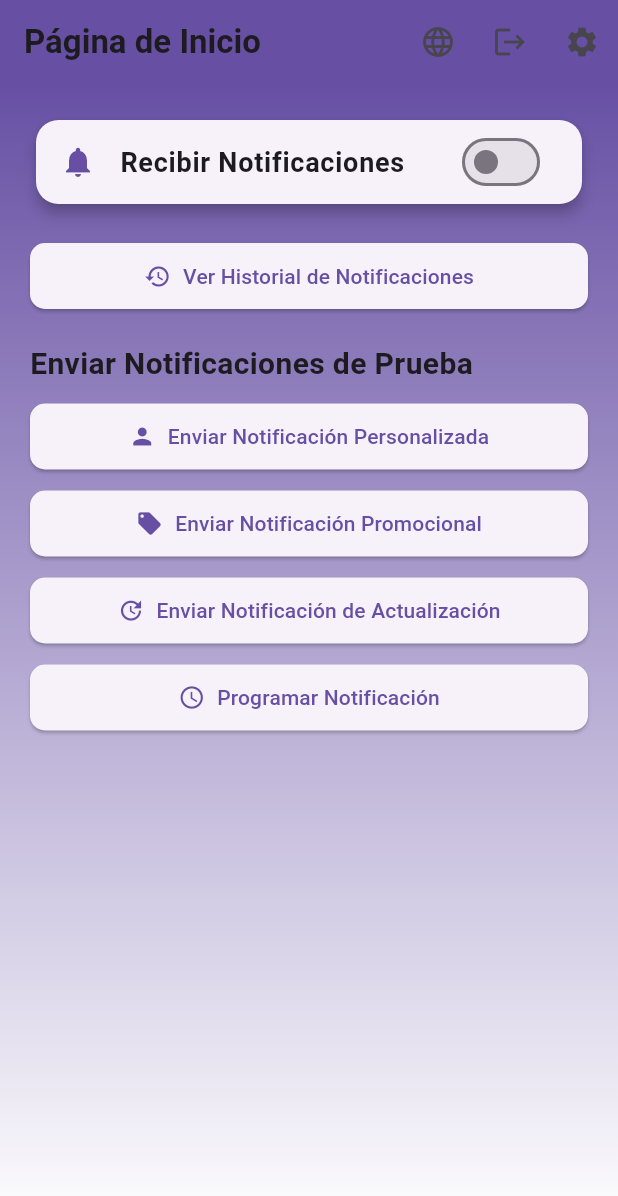
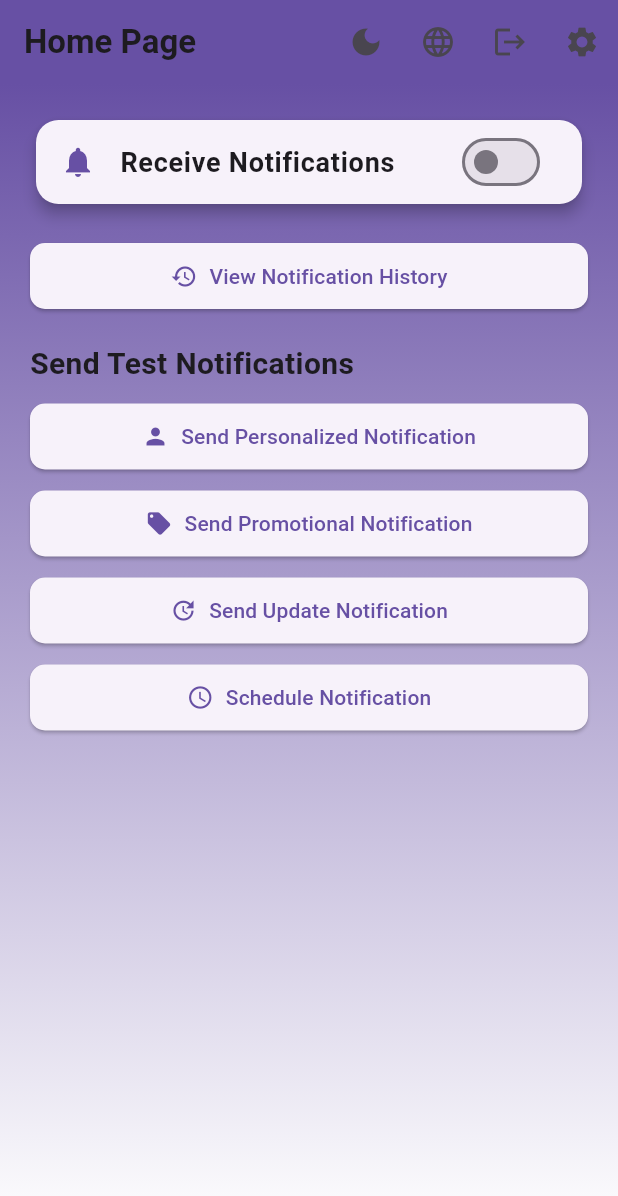
Before and after one commit to Bprathmesh/Notif-swift, a Flutter app: the screen it shows once a user with an empty profile is signed in, on a phone screen of 412 x 824 dp. Shown: the top 1196 px of the screen. Run offline on Flutter 3.47's test engine with Material 3 defaults, Android fonts, the phone set to English and light mode, and no system bars; our stand-ins replace cloud_firestore, cloud_functions, firebase_auth, firebase_core, firebase_messaging, flutter_local_notifications and 3 more; accounts and stored records are empty; network calls fail.

Commit message:
Added Provider and dark theme

```diff
--- a/lib/l10n/intl_en.arb
+++ b/lib/l10n/intl_en.arb
@@ -30,6 +30,7 @@
   "noBody": "No body",
   "noNotifications": "No notifications",
   "notificationHistoryPage": "Notification History",
+  "changeTheme": "Change Theme",
   "sent": "Sent: {format}",
   "@sent": {
     "placeholders": {
--- a/lib/l10n/intl_es.arb
+++ b/lib/l10n/intl_es.arb
@@ -30,6 +30,7 @@
   "noBody": "Sin cuerpo",
   "noNotifications": "Sin notificaciones",
   "notificationHistoryPage": "Historial de Notificaciones",
+  "changeTheme": "Cambiar Tema",
   "sent": "Enviado: {format}",
   "@sent": {
     "placeholders": {
--- a/lib/main.dart
+++ b/lib/main.dart
@@ -10,12 +10,19 @@ import 'pages/wrapper.dart';
 import 'package:firebase_core/firebase_core.dart';
 import 'services/notification_service.dart';
 import 'phoenix.dart';
+import 'package:provider/provider.dart';
+import 'package:mypushnotifications/providers/theme_provider.dart';
 
 void main() async {
   WidgetsFlutterBinding.ensureInitialized();
   await Firebase.initializeApp();
   await NotificationService().init();
-  runApp(Phoenix(child: MyApp()));
+  runApp(
+    ChangeNotifierProvider(
+      create: (_) => ThemeProvider(),
+      child: const Phoenix(child: MyApp()),
+    ),
+  );
 }
 
 class MyApp extends StatelessWidget {
@@ -23,11 +30,13 @@ class MyApp extends StatelessWidget {
 
   @override
   Widget build(BuildContext context) {
+    return Consumer<ThemeProvider>(
+      builder: (context, themeProvider, child) {
         return MaterialApp(
           title: 'Notification App',
-      theme: ThemeData(
-        primarySwatch: Colors.blue,
-      ),
+          theme: themeProvider.lightTheme,
+          darkTheme: themeProvider.darkTheme,
+          themeMode: themeProvider.isDarkMode ? ThemeMode.dark : ThemeMode.light,
           localizationsDelegates: const [
             S.delegate,
             GlobalMaterialLocalizations.delegate,
@@ -35,15 +44,17 @@ class MyApp extends StatelessWidget {
             GlobalCupertinoLocalizations.delegate,
           ],
           supportedLocales: S.delegate.supportedLocales,
-      locale: const Locale('es'),
+          locale: const Locale('en'),
           initialRoute: '/',
           routes: {
-        '/': (context) => Wrapper(),
-        '/home': (context) => HomePage(),
-        '/sign_in': (context) => SignInPage(),
-        '/register': (context) => RegisterPage(),
+            '/': (context) => const Wrapper(),
+            '/home': (context) => const HomePage(),
+            '/sign_in': (context) => const SignInPage(),
+            '/register': (context) => const RegisterPage(),
             '/notification_history': (context) => NotificationHistoryPage(),
-        '/preferences': (context) => PreferencesPage(),
+            '/preferences': (context) => const PreferencesPage(),
+          },
+        );
       },
     );
   }
--- a/lib/pages/home_page.dart
+++ b/lib/pages/home_page.dart
@@ -9,6 +9,8 @@ import 'package:mypushnotifications/services/firebase_service.dart';
 import 'package:flutter_staggered_animations/flutter_staggered_animations.dart';
 import 'package:mypushnotifications/generated/l10n.dart';
 import '../phoenix.dart';
+import 'package:provider/provider.dart';
+import 'package:mypushnotifications/providers/theme_provider.dart';
 
 class HomePage extends StatefulWidget {
   const HomePage({super.key});
@@ -55,13 +57,18 @@ class _HomePageState extends State<HomePage> with SingleTickerProviderStateMixin
     Phoenix.rebirth(context);
   }
 
+  void _toggleTheme() {
+    final themeProvider = Provider.of<ThemeProvider>(context, listen: false);
+    themeProvider.toggleTheme();
+  }
+
   Future<void> _initializeNotifications() async {
   try {
     await _notificationService.init();
     String? userId = _authService.getCurrentUser()?.uid;
     if (userId != null) {
       DocumentSnapshot userDoc = await _firestore.collection('users').doc(userId).get();
-        if (userDoc.exists) {
+      if (userDoc.exists && mounted) {  // Add a check for mounted here
         setState(() {
           _receiveNotifications = userDoc.get('receiveNotifications') ?? false;
         });
@@ -69,7 +76,11 @@ class _HomePageState extends State<HomePage> with SingleTickerProviderStateMixin
     }
   } catch (e) {
     print('Error initializing notifications: $e');
-      _showSnackBar(S.of(context).errorInitializingNotifications);
+    if (mounted) {  // Add a check for mounted here as well
+      ScaffoldMessenger.of(context).showSnackBar(
+        SnackBar(content: Text(S.of(context).errorInitializingNotifications)),
+      );
+    }
   }
 }
 
@@ -165,10 +176,17 @@ class _HomePageState extends State<HomePage> with SingleTickerProviderStateMixin
 
   @override
   Widget build(BuildContext context) {
+    final themeProvider = Provider.of<ThemeProvider>(context);
+
     return Scaffold(
       appBar: AppBar(
         title: Text(S.of(context).homePage, style: const TextStyle(fontWeight: FontWeight.bold)),
         actions: [
+          IconButton(
+            icon: Icon(themeProvider.isDarkMode ? Icons.light_mode : Icons.dark_mode),
+            onPressed: _toggleTheme,
+            tooltip: S.of(context).changeTheme,
+          ),
           IconButton(
             icon: const Icon(Icons.language),
             onPressed: _toggleLanguage,
@@ -195,7 +213,10 @@ class _HomePageState extends State<HomePage> with SingleTickerProviderStateMixin
             gradient: LinearGradient(
               begin: Alignment.topCenter,
               end: Alignment.bottomCenter,
-              colors: [Theme.of(context).primaryColor, Colors.white],
+              colors: [
+                Theme.of(context).primaryColor,
+                themeProvider.isDarkMode ? Colors.black : Colors.white,
+              ],
             ),
           ),
           child: AnimationLimiter(
@@ -266,6 +287,7 @@ class _HomePageState extends State<HomePage> with SingleTickerProviderStateMixin
       ),
     );
   }
+
   Widget _buildNotificationButton(String text, IconData icon, VoidCallback onPressed) {
     return ElevatedButton.icon(
       icon: Icon(icon),
--- a/lib/pages/sign_in_page.dart
+++ b/lib/pages/sign_in_page.dart
@@ -110,7 +110,7 @@ class _SignInPageState extends State<SignInPage> {
               style: TextButton.styleFrom(
                 foregroundColor: const Color.fromARGB(255, 177, 68, 255),
               ),
-              child: Text('Create an account'),
+              child: const Text('Create an account'),
             ),
           ],
         ),
--- a/lib/pages/wrapper.dart
+++ b/lib/pages/wrapper.dart
@@ -2,6 +2,8 @@ import 'package:flutter/material.dart';
 import 'package:firebase_auth/firebase_auth.dart';
 import 'package:mypushnotifications/pages/home_page.dart';
 import 'package:mypushnotifications/pages/sign_in_page.dart';
+import 'package:provider/provider.dart';
+import 'package:mypushnotifications/providers/theme_provider.dart';
 
 class Wrapper extends StatelessWidget {
   const Wrapper({super.key});
@@ -9,20 +11,27 @@ class Wrapper extends StatelessWidget {
   @override
   Widget build(BuildContext context) {
     final FirebaseAuth auth = FirebaseAuth.instance;
+    final themeProvider = Provider.of<ThemeProvider>(context);
 
     return StreamBuilder<User?>(
       stream: auth.authStateChanges(),
       builder: (context, snapshot) {
         if (snapshot.connectionState == ConnectionState.waiting) {
-          return const Scaffold(
-            body: Center(child: CircularProgressIndicator()),
+          return Scaffold(
+            body: Center(
+              child: CircularProgressIndicator(
+                valueColor: AlwaysStoppedAnimation<Color>(
+                  themeProvider.isDarkMode ? Colors.white : Colors.blue,
+                ),
+              ),
+            ),
           );
         }
 
         if (snapshot.hasData) {
-          return HomePage();
+          return const HomePage();
         } else {
-          return SignInPage();
+          return const SignInPage();
         }
       },
     );
--- /dev/null
+++ b/lib/providers/theme_provider.dart
@@ -0,0 +1,43 @@
+import 'package:flutter/material.dart';
+import 'package:shared_preferences/shared_preferences.dart';
+
+class ThemeProvider with ChangeNotifier {
+  bool _isDarkMode = false;
+
+  bool get isDarkMode => _isDarkMode;
+
+  ThemeProvider() {
+    _loadThemePreference();
+  }
+
+  void toggleTheme() {
+    _isDarkMode = !_isDarkMode;
+    _saveThemePreference();
+    notifyListeners();
+  }
+
+  ThemeData get lightTheme {
+    return ThemeData(
+      primarySwatch: Colors.blue,
+      brightness: Brightness.light,
+    );
+  }
+
+  ThemeData get darkTheme {
+    return ThemeData(
+      primarySwatch: Colors.blue,
+      brightness: Brightness.dark,
+    );
+  }
+
+  Future<void> _loadThemePreference() async {
+    final prefs = await SharedPreferences.getInstance();
+    _isDarkMode = prefs.getBool('isDarkMode') ?? false;
+    notifyListeners();
+  }
+
+  Future<void> _saveThemePreference() async {
+    final prefs = await SharedPreferences.getInstance();
+    prefs.setBool('isDarkMode', _isDarkMode);
+  }
+}
--- a/lib/services/notification_service.dart
+++ b/lib/services/notification_service.dart
@@ -43,7 +43,7 @@ class NotificationService {
       );
 
       const AndroidInitializationSettings initializationSettingsAndroid = AndroidInitializationSettings('@mipmap/ic_launcher');
-      final DarwinInitializationSettings initializationSettingsIOS = const DarwinInitializationSettings(
+      const DarwinInitializationSettings initializationSettingsIOS = DarwinInitializationSettings(
         requestAlertPermission: true,
         requestBadgePermission: true,
         requestSoundPermission: true,
--- a/pubspec.yaml
+++ b/pubspec.yaml
@@ -22,6 +22,8 @@ dependencies:
   flutter_staggered_animations: ^1.1.1
   timezone: ^0.9.4
   flutter_native_timezone: ^2.0.0
+  provider: ^6.1.2
+  shared_preferences: ^2.0.15
 
 dev_dependencies:
   flutter_test:
```
Also changed, not shown: lib/pages/login_page.dart (+36 -3 lines), lib/pages/notification_history_page.dart (+47 -8 lines), lib/pages/preferences_page.dart (+39 -5 lines), lib/generated/intl/messages_en.dart, lib/generated/intl/messages_es.dart, lib/generated/l10n.dart, pubspec.lock, 3 other files. Lines whose indentation alone changed are shown as unchanged.
